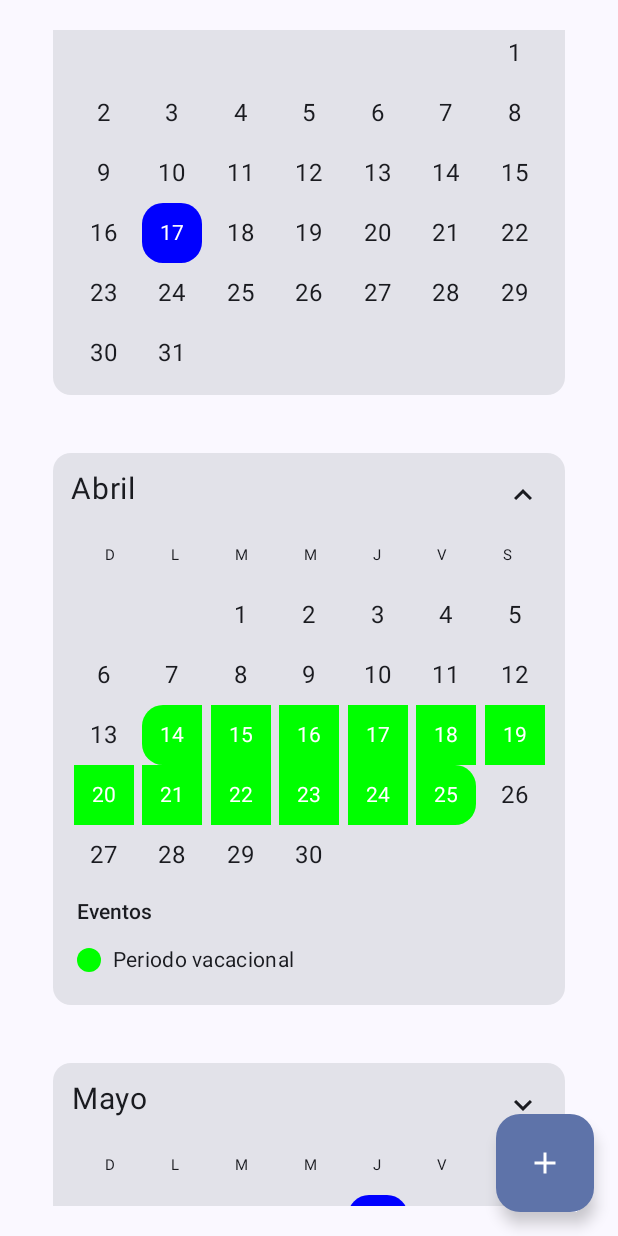
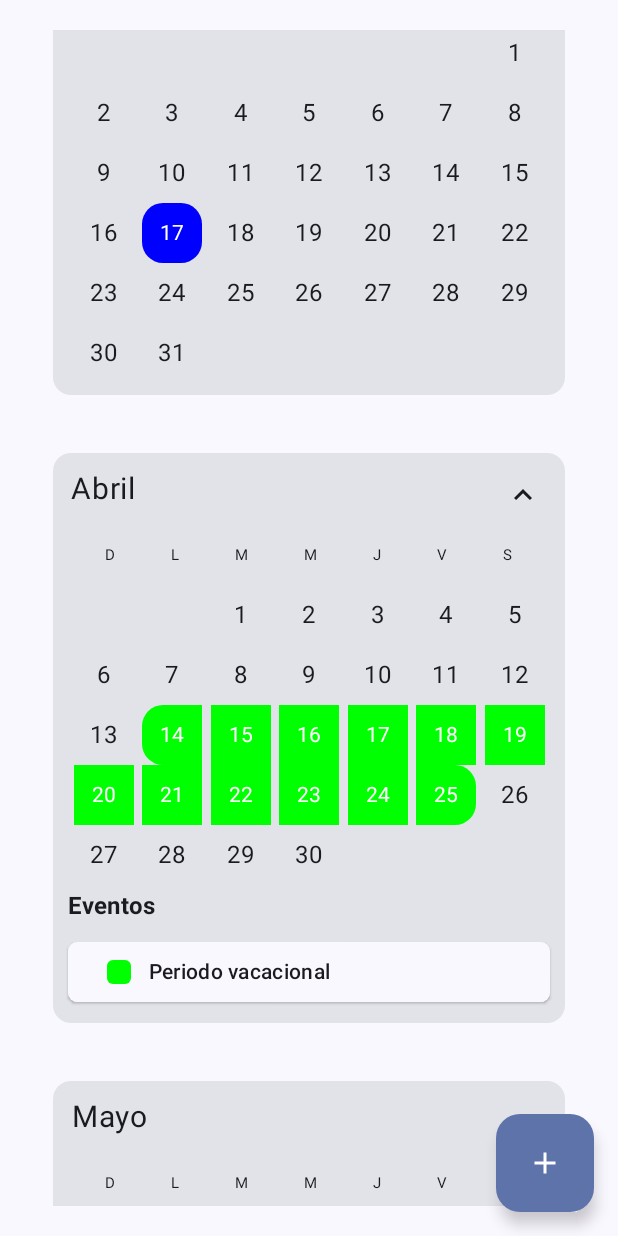
Before and after one commit to MarcoCS003/AgendAlly, an Android app built with Jetpack Compose: the screen it shows after launch (MainActivity), after a tap on "Expandir", on a phone screen of 412 x 824 dp. Run offline under Robolectric (Android 15) with nearby library versions, the phone set to English and light mode, and no system bars.

Commit message:
SegundoCommmit para la vista calendario Se añadio las vistas de los eventos Se Añadio mas atributos a la Clase Event

```diff
--- a/app/src/main/java/com/example/academically/data/Event.kt
+++ b/app/src/main/java/com/example/academically/data/Event.kt
@@ -6,10 +6,43 @@ import androidx.compose.ui.graphics.Color
 import androidx.compose.ui.graphics.Shape
 import androidx.compose.foundation.shape.CircleShape
 import androidx.compose.foundation.shape.RoundedCornerShape
+import androidx.compose.material.icons.Icons
+import androidx.compose.material.icons.filled.LocationOn
+import androidx.compose.material.icons.filled.Notifications
+import androidx.compose.ui.graphics.vector.ImageVector
 import androidx.compose.ui.unit.dp
 import com.example.academically.uiAcademicAlly.DaysOfWeek
 import java.time.LocalDate
 import java.time.YearMonth
+
+
+data class EventCategory(
+    val id: Int,
+    val name: String,
+    val color: Color
+) {
+    companion object {
+        val INSTITUTIONAL = EventCategory(1, "Institucional", Color(0xFF2196F3)) // Azul
+        val CAREER = EventCategory(2, "Carrera", Color(0xFF4CAF50)) // Verde
+        val PERSONAL = EventCategory(3, "Personal", Color(0xFFFF9800)) // Naranja
+    }
+}
+
+data class EventItem(
+    val id: Int,
+    val icon: ImageVector,
+    val text: String
+)
+
+data class EventNotification(
+    val id: Int,
+    val time: Long, // Tiempo en milisegundos antes del evento
+    val title: String,
+    val message: String,
+    val isEnabled: Boolean = true
+)
+
+
 
 sealed class EventShape {
     object Circle : EventShape()
@@ -31,10 +64,18 @@ sealed class EventShape {
 
 data class Event(
     val id: Int,
+    // Datos básicos
+    val title: String,
+    val shortDescription: String = "",
+    val longDescription: String = "",
+    val location: String = "",
     val color: Color,
-    val description: String,
     val startDate: LocalDate? = null,
     val endDate: LocalDate? = null,
+    val category: EventCategory = EventCategory.PERSONAL,
+        val imagePath: String = "",
+    val items: List<EventItem> = emptyList(),
+    val notification: EventNotification? = null,
     val mesID: Int? = null,
     val shape: EventShape = EventShape.RoundedFull
 ) {
@@ -170,17 +211,23 @@ data class Event(
          */
         fun singleDay(
             id: Int,
+            title: String,
             date: LocalDate,
-            description: String,
-            color: Color,
+            category: EventCategory = EventCategory.INSTITUTIONAL,
+            color: Color = category.color,
+            shortDescription: String = "",
+            location: String = "",
             shape: EventShape = EventShape.RoundedFull
         ): Event {
             return Event(
                 id = id,
+                title = title,
+                shortDescription = shortDescription,
+                location = location,
                 startDate = date,
                 endDate = date,
-                description = description,
                 color = color,
+                category = category,
                 shape = shape
             )
         }
@@ -190,20 +237,24 @@ data class Event(
          */
         fun multiDay(
             id: Int,
+            title: String,
             startDate: LocalDate,
             endDate: LocalDate,
-            description: String,
-            color: Color
+            category: EventCategory = EventCategory.INSTITUTIONAL,
+            color: Color = category.color,
+            shortDescription: String = "",
+            location: String = ""
         ): Event {
             return Event(
                 id = id,
+                title = title,
+                shortDescription = shortDescription,
+                location = location,
                 startDate = startDate,
                 endDate = endDate,
-                description = description,
-                color = color
+                color = color,
+                category = category
             )
         }
     }
 }
-
-class Items (val icon:Icon, val string: String)
--- a/app/src/main/java/com/example/academically/data/SystemCalendarProvider.kt
+++ b/app/src/main/java/com/example/academically/data/SystemCalendarProvider.kt
@@ -165,7 +165,7 @@ class EventConverter {
                             id = event.id,
                             startDate = LocalDate.of(year, month, days.first()),
                             endDate = LocalDate.of(year, month, days.last()),
-                            description = event.description,
+                            title = event.title,
                             color = event.color,
                             shape = event.shape
                         ))
@@ -176,7 +176,7 @@ class EventConverter {
                             id = event.id,
                             startDate = LocalDate.of(year, month, 1),
                             endDate = LocalDate.of(year, month, lastDayOfMonth),
-                            description = event.description,
+                            title = event.title,
                             color = event.color,
                             shape = event.shape
                         ))
--- a/app/src/main/java/com/example/academically/uiAcademicAlly/CalendarScreen.kt
+++ b/app/src/main/java/com/example/academically/uiAcademicAlly/CalendarScreen.kt
@@ -6,6 +6,7 @@ import androidx.compose.animation.core.Spring
 import androidx.compose.animation.core.spring
 import androidx.compose.foundation.Canvas
 import androidx.compose.foundation.background
+import androidx.compose.foundation.clickable
 import androidx.compose.foundation.layout.*
 import androidx.compose.foundation.lazy.LazyColumn
 import androidx.compose.foundation.lazy.items
@@ -31,6 +32,7 @@ import androidx.compose.ui.text.style.TextAlign
 import androidx.compose.ui.tooling.preview.Preview
 import androidx.compose.ui.unit.dp
 import androidx.compose.ui.unit.sp
+import com.example.academically.R
 import com.example.academically.data.*
 import kotlinx.coroutines.launch
 import java.time.LocalDate
@@ -278,10 +280,27 @@ fun EventInformation(processedEvents: Map<Int, ProcessedEvent>) {
     // Filtramos eventos duplicados por ID
     val uniqueEvents = allEvents.distinctBy { it.id }
 
-    Column(Modifier.padding(8.dp)) {
+
+
+    // En tu composable principal:
+    var selectedEvent by remember { mutableStateOf<Event?>(null) }
+
+// Mostrar el calendario...
+
+// Si hay un evento seleccionado, mostrar la tarjeta
+    selectedEvent?.let { event ->
+        EventDetailCard(
+            event = event,
+            onDismiss = { selectedEvent = null },
+            onDelete = { /* Implementar eliminación */ },
+        )
+    }
+
+    Column(Modifier.padding(2.dp)) {
         Text(
             text = "Eventos",
-            style = MaterialTheme.typography.titleSmall,
+            style = MaterialTheme.typography.titleMedium,
+            fontWeight = FontWeight.Bold,
             modifier = Modifier.padding(bottom = 8.dp)
         )
 
@@ -293,30 +312,84 @@ fun EventInformation(processedEvents: Map<Int, ProcessedEvent>) {
             )
         } else {
             for (event in uniqueEvents) {
+                EventButton(event = event, onClick = {selectedEvent = event})
+            }
+        }
+    }
+}
+
+/**
+ * Botón para mostrar un evento en la lista de eventos
+ */
+@Composable
+fun EventButton(
+    event: Event,
+    onClick: () -> Unit = {}
+) {
+    Button(
+        onClick = onClick,
+        colors = ButtonDefaults.buttonColors(
+            containerColor = MaterialTheme.colorScheme.surface
+        ),
+        elevation = ButtonDefaults.buttonElevation(
+            defaultElevation = 1.dp,
+            pressedElevation = 4.dp
+        ),
+        shape = RoundedCornerShape(6.dp),
+        modifier = Modifier
+            .fillMaxWidth()
+    ) {
         Row(
             verticalAlignment = Alignment.CenterVertically,
+            horizontalArrangement = Arrangement.Start,
             modifier = Modifier
                 .fillMaxWidth()
-                        .padding(vertical = 4.dp)
+                .padding(2.dp)
         ) {
             // Indicador de color
             Box(
                 modifier = Modifier
                     .size(16.dp)
-                            .background(event.color, CircleShape)
+                    .background(event.color, RoundedCornerShape(4.dp))
             )
 
             // Descripción del evento
+            Column(
+                modifier = Modifier
+                    .weight(1f)
+                    .padding(start = 12.dp)
+            ) {
+                // Título del evento (anteriormente era description)
                 Text(
-                        text = event.description,
+                    text = event.title,
                     style = MaterialTheme.typography.bodyMedium,
-                        modifier = Modifier.padding(start = 8.dp)
+                    fontWeight = FontWeight.SemiBold,
+                    color = MaterialTheme.colorScheme.onSurface
+                )
+
+                // Si existe descripción corta, la mostramos
+                if (event.shortDescription.isNotEmpty()) {
+                    Text(
+                        text = event.shortDescription,
+                        style = MaterialTheme.typography.bodySmall,
+                        color = MaterialTheme.colorScheme.onSurfaceVariant
+                    )
+                }
+
+                // Si existe ubicación, la mostramos
+                if (event.location.isNotEmpty()) {
+                    Text(
+                        text = event.location,
+                        style = MaterialTheme.typography.bodySmall,
+                        color = MaterialTheme.colorScheme.onSurfaceVariant
                     )
                 }
             }
         }
     }
 }
+
+
 
 @SuppressLint("NewApi")
 @Preview(showSystemUi = true)
@@ -328,7 +401,7 @@ fun CalendarPreview() {
         Event(
             id = 1,
             color = Color.Blue,
-            description = "Suspension de clases",
+            title = "Suspension de clases",
             startDate = LocalDate.of(2025, 1, 1),
             endDate = LocalDate.of(2025, 1, 1),
             mesID = 1
@@ -336,7 +409,7 @@ fun CalendarPreview() {
         Event(
             id = 2,
             color = Color.Blue,
-            description = "Suspension de clases",
+            title = "Suspension de clases",
             startDate = LocalDate.of(2025, 2, 3),
             endDate = LocalDate.of(2025, 2, 3),
             mesID = 1
@@ -344,7 +417,7 @@ fun CalendarPreview() {
         Event(
             id = 3,
             color = Color.Blue,
-            description = "Suspension de clases",
+            title = "Suspension de clases",
             startDate = LocalDate.of(2025, 3, 17),
             endDate = LocalDate.of(2025, 3, 17),
             mesID = 1
@@ -352,7 +425,7 @@ fun CalendarPreview() {
         Event(
             id = 4,
             color = Color.Green,
-            description = "Periodo vacacional",
+            title = "Periodo vacacional",
             startDate = LocalDate.of(2025, 1, 1),
             endDate = LocalDate.of(2025, 1, 8),
             mesID = 1
@@ -360,7 +433,7 @@ fun CalendarPreview() {
         Event(
             id = 5,
             color = Color.Green,
-            description = "Periodo vacacional",
+            title = "Periodo vacacional",
             startDate = LocalDate.of(2025, 4, 14),
             endDate = LocalDate.of(2025, 4, 25),
             mesID = 1
@@ -368,7 +441,7 @@ fun CalendarPreview() {
         Event(
             id = 6,
             color = Color.Black,
-            description = "Inicio de clases",
+            title = "Inicio de clases",
             startDate = LocalDate.of(2025, 1, 28),
             endDate = LocalDate.of(2025, 1, 28),
             mesID = 5,
@@ -377,7 +450,7 @@ fun CalendarPreview() {
         Event(
             id = 7,
             color = Color.Magenta,
-            description = "Mi cumpleaños",
+            title = "Mi cumpleaños",
             startDate = LocalDate.of(2025, 2, 28),
             endDate = LocalDate.of(2025, 2, 28),
             mesID = 2,
@@ -387,21 +460,21 @@ fun CalendarPreview() {
         Event(
             id =8 ,
             color = Color.Blue,
-            description = "Suspension de clases",
+            title = "Suspension de clases",
             startDate = LocalDate.of(2025, 5, 1),
             endDate = LocalDate.of(2025, 5, 1),
             mesID = 1
         ),Event(
             id = 9,
             color = Color.Blue,
-            description = "Suspension de clases",
+            title = "Suspension de clases",
             startDate = LocalDate.of(2025, 5, 5),
             endDate = LocalDate.of(2025, 5, 5),
             mesID = 1
         ),Event(
             id = 10,
             color = Color.Blue,
-            description = "Suspension de clases",
+            title = "Suspension de clases",
             startDate = LocalDate.of(2025, 5, 15),
             endDate = LocalDate.of(2025, 5, 15),
             mesID = 1
@@ -409,7 +482,7 @@ fun CalendarPreview() {
         Event(
             id = 11,
             color = Color.Gray,
-            description = "Suspension de clases",
+            title = "Suspension de clases",
             startDate = LocalDate.of(2025, 5, 15),
             endDate = LocalDate.of(2025, 5, 15),
             mesID = 1
@@ -417,7 +490,7 @@ fun CalendarPreview() {
         Event(
             id = 12,
             color = Color.Yellow,
-            description = "Suspension de clases",
+            title = "Suspension de clases",
             startDate = LocalDate.of(2025, 5, 15),
             endDate = LocalDate.of(2025, 5, 15),
             mesID = 1
@@ -425,11 +498,34 @@ fun CalendarPreview() {
         Event(
             id = 13,
             color = Color.Gray,
-            description = "Fin de clases",
+            title = "Fin de clases",
             startDate = LocalDate.of(2025, 5, 30),
             endDate = LocalDate.of(2025, 5, 30),
             mesID = 1
         ),
+        Event(
+            id = 14,
+            title = "Convocatoria Servicio Social",
+            shortDescription = "Registro para servicio",
+            longDescription = "Estimado estudiante de TICs si le interesa realizar su servicio social durante el periodo Diciembre 2024 - Junio 2025 guardar esta información Coordinación Instruccional de tutorías Desarrollo Académico.",
+            location = "Edificio 6",
+            imagePath = R.drawable.seminario.toString(),
+            startDate = LocalDate.of(2025, 11, 28),
+            endDate = LocalDate.of(2025, 11, 29),
+            category = EventCategory.CAREER,
+            color = Color(0xFF00BCD4), // Cian
+            items = listOf(
+                EventItem(1, Icons.Default.Person, "Coordinación Instruccional de tutorías"),
+                EventItem(2, Icons.Default.Call, "123456789")
+            ),
+            notification = EventNotification(
+                id = 1,
+                time = 86400000, // 1 día
+                title = "Recordatorio",
+                message = "Convocatoria Servicio Social mañana",
+                isEnabled = true
+            )
+        )
     )
 
     // Crear proveedor de calendario
--- /dev/null
+++ b/app/src/main/res/drawable/baseline_access_time_filled_24.xml
@@ -0,0 +1,5 @@
+<vector xmlns:android="http://schemas.android.com/apk/res/android" android:height="24dp" android:tint="#000000" android:viewportHeight="24" android:viewportWidth="24" android:width="24dp">
+
+    <path android:fillColor="@android:color/white" android:pathData="M11.99,2C6.47,2 2,6.48 2,12s4.47,10 9.99,10C17.52,22 22,17.52 22,12S17.52,2 11.99,2zM15.29,16.71L11,12.41V7h2v4.59l3.71,3.71L15.29,16.71z"/>
+
+</vector>
--- /dev/null
+++ b/app/src/main/res/drawable/baseline_remove_red_eye_24.xml
@@ -0,0 +1,5 @@
+<vector xmlns:android="http://schemas.android.com/apk/res/android" android:height="24dp" android:tint="#000000" android:viewportHeight="24" android:viewportWidth="24" android:width="24dp">
+
+    <path android:fillColor="@android:color/white" android:pathData="M12,4.5C7,4.5 2.73,7.61 1,12c1.73,4.39 6,7.5 11,7.5s9.27,-3.11 11,-7.5c-1.73,-4.39 -6,-7.5 -11,-7.5zM12,17c-2.76,0 -5,-2.24 -5,-5s2.24,-5 5,-5 5,2.24 5,5 -2.24,5 -5,5zM12,9c-1.66,0 -3,1.34 -3,3s1.34,3 3,3 3,-1.34 3,-3 -1.34,-3 -3,-3z"/>
+
+</vector>
```
Also changed, not shown: app/src/main/java/com/example/academically/uiAcademicAlly/EventCalendarDialog.kt (added, +328 -0 lines), app/src/main/res/drawable/seminario.jpg (added). Lines whose indentation alone changed are shown as unchanged.
